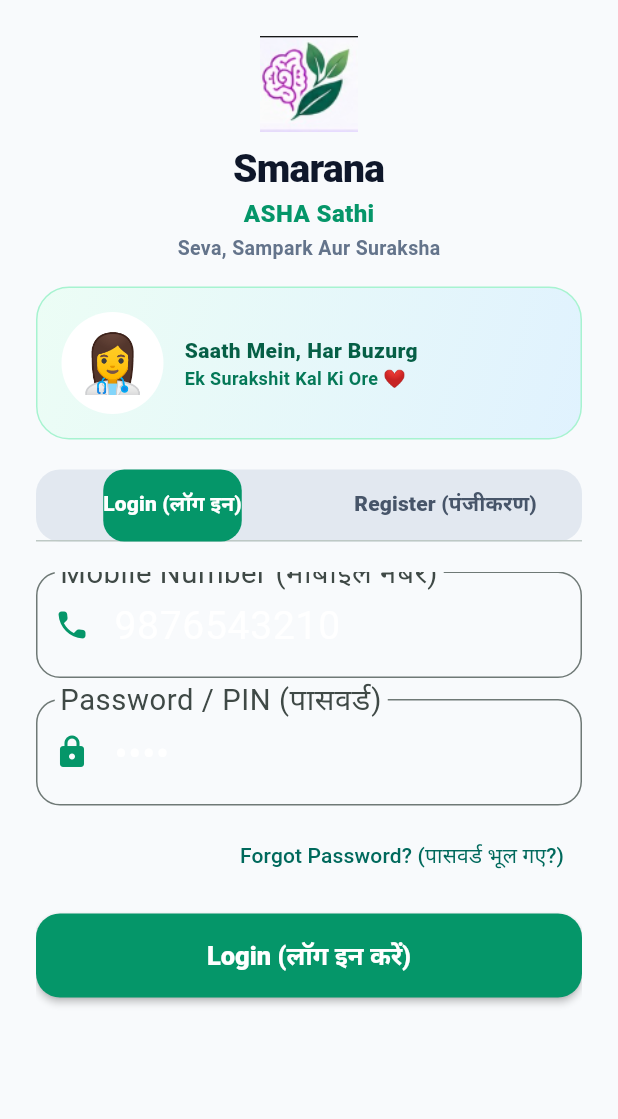
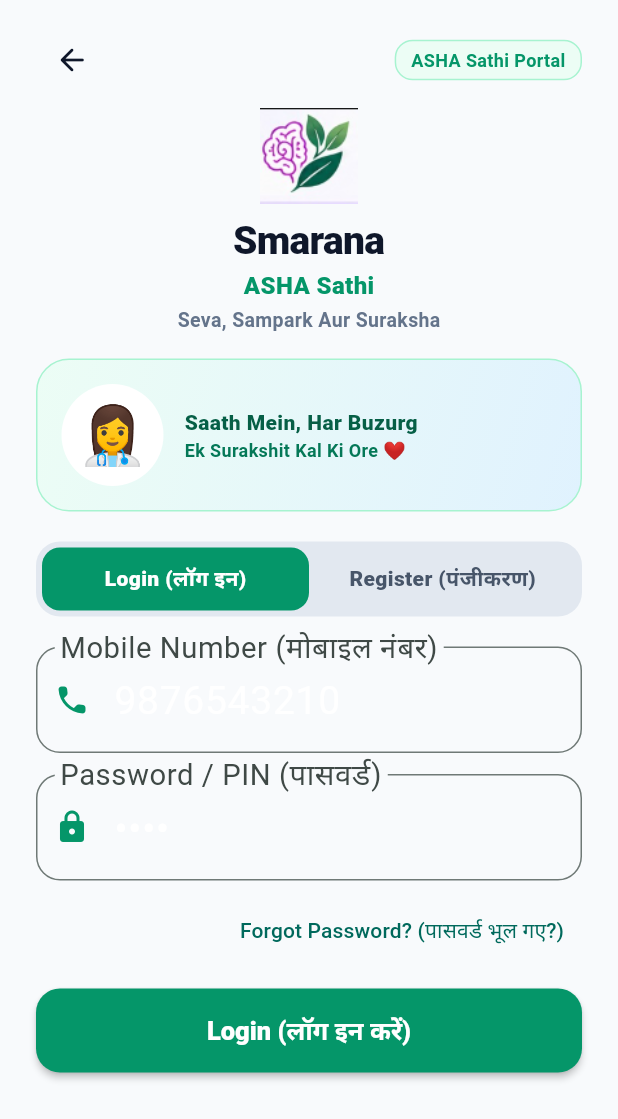
Before and after one commit to jharohan2022/Smriti_care, a Flutter app: the AshaLoginScreen screen opened directly, on a phone screen of 412 x 824 dp. Shown: the top 1119 px of the screen. Run offline on Flutter 3.47's test engine with Material 3 defaults, Android fonts, the phone set to English and light mode, and no system bars; our stand-ins replace audioplayers, connectivity_plus, dio, flutter_riverpod, flutter_secure_storage, flutter_tts and 2 more; accounts and stored records are empty; generated files the repository leaves out were written again; network calls fail.

```diff
--- a/apps/mobile/lib/features/asha/auth/asha_login_screen.dart
+++ b/apps/mobile/lib/features/asha/auth/asha_login_screen.dart
@@ -12,9 +12,8 @@ class AshaLoginScreen extends ConsumerStatefulWidget {
   ConsumerState<AshaLoginScreen> createState() => _AshaLoginScreenState();
 }
 
-class _AshaLoginScreenState extends ConsumerState<AshaLoginScreen>
-    with SingleTickerProviderStateMixin {
-  late TabController _tabController;
+class _AshaLoginScreenState extends ConsumerState<AshaLoginScreen> {
+  int _selectedTabIndex = 0; // 0: Login, 1: Register
 
   // Login Controllers
   final _loginPhoneController = TextEditingController(text: '9876543210');
@@ -31,14 +30,7 @@ class _AshaLoginScreenState extends ConsumerState<AshaLoginScreen>
   bool _isLoading = false;
 
   @override
-  void initState() {
-    super.initState();
-    _tabController = TabController(length: 2, vsync: this);
-  }
-
-  @override
   void dispose() {
-    _tabController.dispose();
     _loginPhoneController.dispose();
     _loginPasswordController.dispose();
     _regNameController.dispose();
@@ -93,6 +85,35 @@ class _AshaLoginScreenState extends ConsumerState<AshaLoginScreen>
           child: Column(
             crossAxisAlignment: CrossAxisAlignment.center,
             children: [
+              // Top Navigation Back Bar
+              Row(
+                mainAxisAlignment: MainAxisAlignment.spaceBetween,
+                children: [
+                  IconButton(
+                    icon: const Icon(Icons.arrow_back_rounded, color: textDark),
+                    onPressed: () {
+                      if (context.canPop()) {
+                        context.pop();
+                      } else {
+                        context.go('/welcome');
+                      }
+                    },
+                    tooltip: 'Back to Elder Mode',
+                  ),
+                  Container(
+                    padding: const EdgeInsets.symmetric(horizontal: 10, vertical: 4),
+                    decoration: BoxDecoration(
+                      color: const Color(0xFFECFDF5),
+                      borderRadius: BorderRadius.circular(12),
+                      border: Border.all(color: const Color(0xFFA7F3D0)),
+                    ),
+                    child: const Text(
+                      'ASHA Sathi Portal',
+                      style: TextStyle(fontSize: 12, fontWeight: FontWeight.w700, color: emeraldBrand),
+                    ),
+                  ),
+                ],
+              ),
               const SizedBox(height: 8),
 
               // Header Branding
@@ -198,46 +219,83 @@ class _AshaLoginScreenState extends ConsumerState<AshaLoginScreen>
 
               const SizedBox(height: 20),
 
-              // Tab Bar for Login & Register
+              // Segmented Switch for Login & Register
               Container(
-                height: 48,
+                height: 50,
+                padding: const EdgeInsets.all(4),
                 decoration: BoxDecoration(
                   color: const Color(0xFFE2E8F0),
                   borderRadius: BorderRadius.circular(16),
                 ),
-                child: TabBar(
-                  controller: _tabController,
-                  indicator: BoxDecoration(
-                    color: emeraldBrand,
-                    borderRadius: BorderRadius.circular(14),
+                child: Row(
+                  children: [
+                    Expanded(
+                      child: GestureDetector(
+                        onTap: () => setState(() => _selectedTabIndex = 0),
+                        child: Container(
+                          decoration: BoxDecoration(
+                            color: _selectedTabIndex == 0 ? emeraldBrand : Colors.transparent,
+                            borderRadius: BorderRadius.circular(12),
                           ),
-                  labelColor: Colors.white,
-                  unselectedLabelColor: const Color(0xFF475569),
-                  labelStyle: const TextStyle(fontWeight: FontWeight.w800, fontSize: 14),
-                  tabs: const [
-                    Tab(text: 'Login (लॉग इन)'),
-                    Tab(text: 'Register (पंजीकरण)'),
+                          alignment: Alignment.center,
+                          child: Text(
+                            'Login (लॉग इन)',
+                            style: TextStyle(
+                              fontSize: 14,
+                              fontWeight: FontWeight.w800,
+                              color: _selectedTabIndex == 0 ? Colors.white : const Color(0xFF475569),
+                            ),
+                          ),
+                        ),
+                      ),
+                    ),
+                    Expanded(
+                      child: GestureDetector(
+                        onTap: () => setState(() => _selectedTabIndex = 1),
+                        child: Container(
+                          decoration: BoxDecoration(
+                            color: _selectedTabIndex == 1 ? emeraldBrand : Colors.transparent,
+                            borderRadius: BorderRadius.circular(12),
+                          ),
+                          alignment: Alignment.center,
+                          child: Text(
+                            'Register (पंजीकरण)',
+                            style: TextStyle(
+                              fontSize: 14,
+                              fontWeight: FontWeight.w800,
+                              color: _selectedTabIndex == 1 ? Colors.white : const Color(0xFF475569),
+                            ),
+                          ),
+                        ),
+                      ),
+                    ),
                   ],
                 ),
               ),
 
               const SizedBox(height: 20),
 
-              // Form Container
-              SizedBox(
-                height: 380,
-                child: TabBarView(
-                  controller: _tabController,
-                  children: [
-                    // Login Tab Form
-                    Column(
+              // Form Body
+              if (_selectedTabIndex == 0) _buildLoginForm(emeraldBrand) else _buildRegisterForm(emeraldBrand),
+
+              const SizedBox(height: 16),
+            ],
+          ),
+        ),
+      ),
+    );
+  }
+
+  Widget _buildLoginForm(Color emeraldBrand) {
+    return Column(
+      crossAxisAlignment: CrossAxisAlignment.stretch,
       children: [
         TextField(
           controller: _loginPhoneController,
           keyboardType: TextInputType.phone,
           decoration: InputDecoration(
             labelText: 'Mobile Number (मोबाइल नंबर)',
-                            prefixIcon: const Icon(Icons.phone_rounded, color: emeraldBrand),
+            prefixIcon: const Icon(Icons.phone_rounded, color: Color(0xFF059669)),
             border: OutlineInputBorder(borderRadius: BorderRadius.circular(16)),
           ),
         ),
@@ -247,7 +305,7 @@ class _AshaLoginScreenState extends ConsumerState<AshaLoginScreen>
           obscureText: true,
           decoration: InputDecoration(
             labelText: 'Password / PIN (पासवर्ड)',
-                            prefixIcon: const Icon(Icons.lock_rounded, color: emeraldBrand),
+            prefixIcon: const Icon(Icons.lock_rounded, color: Color(0xFF059669)),
             border: OutlineInputBorder(borderRadius: BorderRadius.circular(16)),
           ),
         ),
@@ -265,7 +323,6 @@ class _AshaLoginScreenState extends ConsumerState<AshaLoginScreen>
         ),
         const SizedBox(height: 14),
         SizedBox(
-                          width: double.infinity,
           height: 56,
           child: ElevatedButton(
             onPressed: _isLoading ? null : _handleLogin,
@@ -279,67 +336,75 @@ class _AshaLoginScreenState extends ConsumerState<AshaLoginScreen>
             ),
             child: _isLoading
                 ? const CircularProgressIndicator(color: Colors.white)
-                                : const Text('Login (लॉग इन करें)',
-                                    style: TextStyle(fontSize: 17, fontWeight: FontWeight.w800)),
+                : const Text('Login (लॉग इन करें)', style: TextStyle(fontSize: 17, fontWeight: FontWeight.w800)),
           ),
         ),
       ],
-                    ),
+    );
+  }
 
-                    // Registration Tab Form
-                    SingleChildScrollView(
-                      child: Column(
+  Widget _buildRegisterForm(Color emeraldBrand) {
+    return Column(
+      crossAxisAlignment: CrossAxisAlignment.stretch,
       children: [
         TextField(
           controller: _regNameController,
           decoration: InputDecoration(
             labelText: 'ASHA Full Name (आशा कार्यकर्ता का नाम)',
-                              prefixIcon: const Icon(Icons.badge_rounded, color: emeraldBrand),
+            prefixIcon: const Icon(Icons.badge_rounded, color: Color(0xFF059669)),
             border: OutlineInputBorder(borderRadius: BorderRadius.circular(14)),
           ),
         ),
-                          const SizedBox(height: 10),
+        const SizedBox(height: 12),
         TextField(
           controller: _regIdController,
           decoration: InputDecoration(
             labelText: 'ASHA ID (आशा पहचान संख्या)',
-                              prefixIcon: const Icon(Icons.fingerprint_rounded, color: emeraldBrand),
+            prefixIcon: const Icon(Icons.fingerprint_rounded, color: Color(0xFF059669)),
             border: OutlineInputBorder(borderRadius: BorderRadius.circular(14)),
           ),
         ),
-                          const SizedBox(height: 10),
+        const SizedBox(height: 12),
         TextField(
           controller: _regPhoneController,
           keyboardType: TextInputType.phone,
           decoration: InputDecoration(
             labelText: 'Mobile Number',
-                              prefixIcon: const Icon(Icons.phone_rounded, color: emeraldBrand),
+            prefixIcon: const Icon(Icons.phone_rounded, color: Color(0xFF059669)),
             border: OutlineInputBorder(borderRadius: BorderRadius.circular(14)),
           ),
         ),
-                          const SizedBox(height: 10),
+        const SizedBox(height: 12),
+        TextField(
+          controller: _regSubCenterController,
+          decoration: InputDecoration(
+            labelText: 'Sub-Center (उप-केंद्र)',
+            prefixIcon: const Icon(Icons.local_hospital_rounded, color: Color(0xFF059669)),
+            border: OutlineInputBorder(borderRadius: BorderRadius.circular(14)),
+          ),
+        ),
+        const SizedBox(height: 12),
         TextField(
           controller: _regVillageController,
           decoration: InputDecoration(
             labelText: 'Assigned Village (आवंटित गाँव)',
-                              prefixIcon: const Icon(Icons.location_city_rounded, color: emeraldBrand),
+            prefixIcon: const Icon(Icons.location_city_rounded, color: Color(0xFF059669)),
             border: OutlineInputBorder(borderRadius: BorderRadius.circular(14)),
           ),
         ),
-                          const SizedBox(height: 10),
+        const SizedBox(height: 12),
         TextField(
           controller: _regPasswordController,
           obscureText: true,
           decoration: InputDecoration(
             labelText: 'Create PIN (4-digit PIN)',
-                              prefixIcon: const Icon(Icons.lock_rounded, color: emeraldBrand),
+            prefixIcon: const Icon(Icons.lock_rounded, color: Color(0xFF059669)),
             border: OutlineInputBorder(borderRadius: BorderRadius.circular(14)),
           ),
         ),
-                          const SizedBox(height: 14),
+        const SizedBox(height: 16),
         SizedBox(
-                            width: double.infinity,
-                            height: 54,
+          height: 56,
           child: ElevatedButton(
             onPressed: _isLoading ? null : _handleRegister,
             style: ElevatedButton.styleFrom(
@@ -351,21 +416,10 @@ class _AshaLoginScreenState extends ConsumerState<AshaLoginScreen>
             ),
             child: _isLoading
                 ? const CircularProgressIndicator(color: Colors.white)
-                                  : const Text('Naya Panjikaran Karein',
-                                      style: TextStyle(fontSize: 16, fontWeight: FontWeight.w800)),
-                            ),
-                          ),
-                          const SizedBox(height: 16),
-                        ],
+                : const Text('Naya Panjikaran Karein', style: TextStyle(fontSize: 16, fontWeight: FontWeight.w800)),
           ),
         ),
       ],
-                ),
-              ),
-            ],
-          ),
-        ),
-      ),
     );
   }
 }
```
Also changed, not shown: apps/mobile/lib/features/patient/profile/patient_profile_screen.dart (+22 -0 lines), apps/mobile/lib/features/patient/welcome/device_setup_screen.dart (+42 -0 lines), apps/mobile/lib/features/patient/welcome/patient_welcome_screen.dart (+46 -3 lines), apps/mobile/lib/main_patient.dart (+7 -26 lines). Lines whose indentation alone changed are shown as unchanged.
